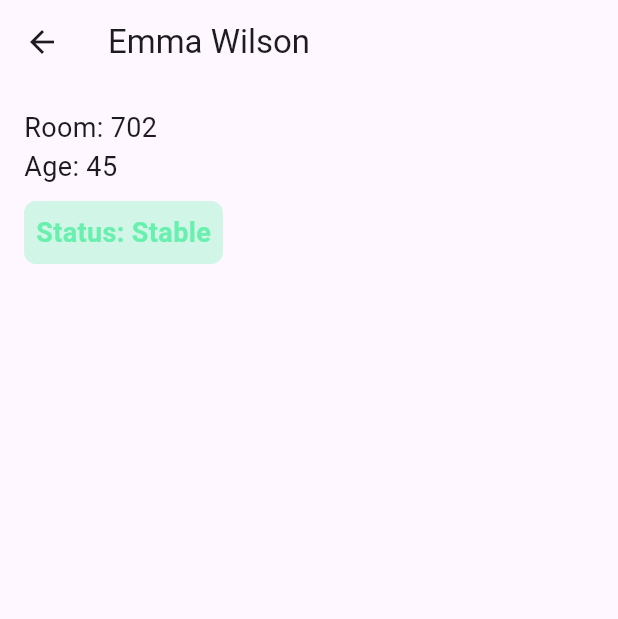
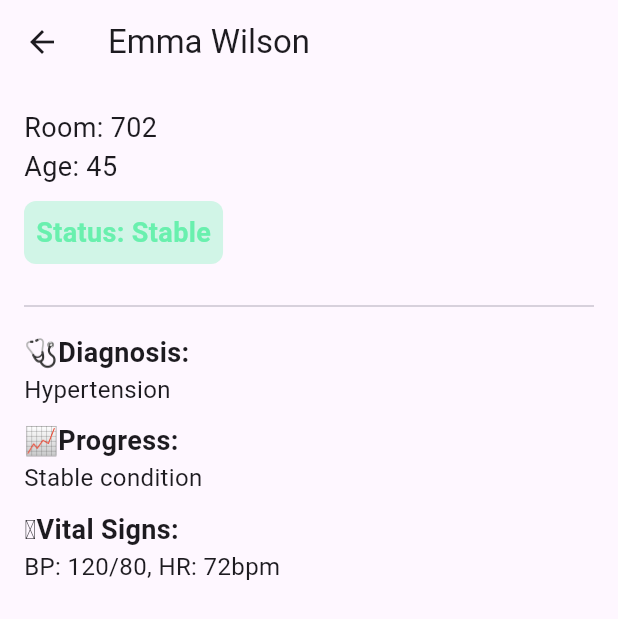
Before and after one commit to GOMATHI-U/Nurse_Ease_New, a Flutter app: the screen it shows after launch, after a tap on "Emma Wilson", on a phone screen of 412 x 824 dp. Shown: the top 619 px of the screen. Run offline on Flutter 3.47's test engine with Material 3 defaults, Android fonts, the phone set to English and light mode, and no system bars; missing offline and left inert: google_speech.

```diff
--- a/lib/screens/dashboard_screen.dart
+++ b/lib/screens/dashboard_screen.dart
@@ -73,8 +73,8 @@ class DashboardScreen extends StatelessWidget {
             ),
             const SizedBox(height: 20),
             const Text('My Patients', style: TextStyle(fontSize: 18, fontWeight: FontWeight.bold)),
-            _buildPatientCard(context, 'John Doe', '701', '65', 'High Priority', Colors.redAccent),
-            _buildPatientCard(context, 'Emma Wilson', '702', '45', 'Stable', Colors.greenAccent),
+            _buildPatientCard(context, 'John Doe', '701', '65', 'High Priority', Colors.redAccent, "Diabetes", "Improving", "BP: 130/85, HR: 78bpm"),
+            _buildPatientCard(context, 'Emma Wilson', '702', '45', 'Stable', Colors.greenAccent, "Hypertension", "Stable condition", "BP: 120/80, HR: 72bpm"),
             const SizedBox(height: 20),
             const Text('Upcoming Tasks', style: TextStyle(fontSize: 18, fontWeight: FontWeight.bold)),
             _buildTaskCard('Insulin Administration', '701', 'John Doe', '10:30 PM', Icons.medical_services),
@@ -106,7 +106,7 @@ class DashboardScreen extends StatelessWidget {
   }
 
   /// Widget for Patient Cards (Clickable)
-  Widget _buildPatientCard(BuildContext context, String name, String room, String age, String status, Color statusColor) {
+  Widget _buildPatientCard(BuildContext context, String name, String room, String age, String status, Color statusColor, String diagnosis, String progress, String vitals) {
     return GestureDetector(
       onTap: () {
         Navigator.push(
@@ -118,6 +118,9 @@ class DashboardScreen extends StatelessWidget {
               age: age,
               status: status,
               statusColor: statusColor,
+              diagnosis: diagnosis,
+              progress: progress,
+              vitals: vitals,
             ),
           ),
         );
--- a/lib/screens/patient_info_screen.dart
+++ b/lib/screens/patient_info_screen.dart
@@ -6,6 +6,9 @@ class PatientInfoScreen extends StatelessWidget {
   final String age;
   final String status;
   final Color statusColor;
+  final String diagnosis;
+  final String progress;
+  final String vitals;
 
   const PatientInfoScreen({
     super.key,
@@ -14,6 +17,9 @@ class PatientInfoScreen extends StatelessWidget {
     required this.age,
     required this.status,
     required this.statusColor,
+    required this.diagnosis,
+    required this.progress,
+    required this.vitals,
   });
 
   @override
@@ -39,6 +45,17 @@ class PatientInfoScreen extends StatelessWidget {
                 style: TextStyle(fontSize: 18, color: statusColor, fontWeight: FontWeight.bold),
               ),
             ),
+            const SizedBox(height: 20),
+            const Divider(),
+            const SizedBox(height: 10),
+            Text("🩺Diagnosis:", style: const TextStyle(fontSize: 18, fontWeight: FontWeight.bold)),
+            Text(diagnosis, style: const TextStyle(fontSize: 16)),
+            const SizedBox(height: 10),
+            Text("📈Progress:", style: const TextStyle(fontSize: 18, fontWeight: FontWeight.bold)),
+            Text(progress, style: const TextStyle(fontSize: 16)),
+            const SizedBox(height: 10),
+            Text("🫀Vital Signs:", style: const TextStyle(fontSize: 18, fontWeight: FontWeight.bold)),
+            Text(vitals, style: const TextStyle(fontSize: 16)),
           ],
         ),
       ),
```
Also changed, not shown: lib/screens/speech_service.dart (added, +27 -0 lines).
